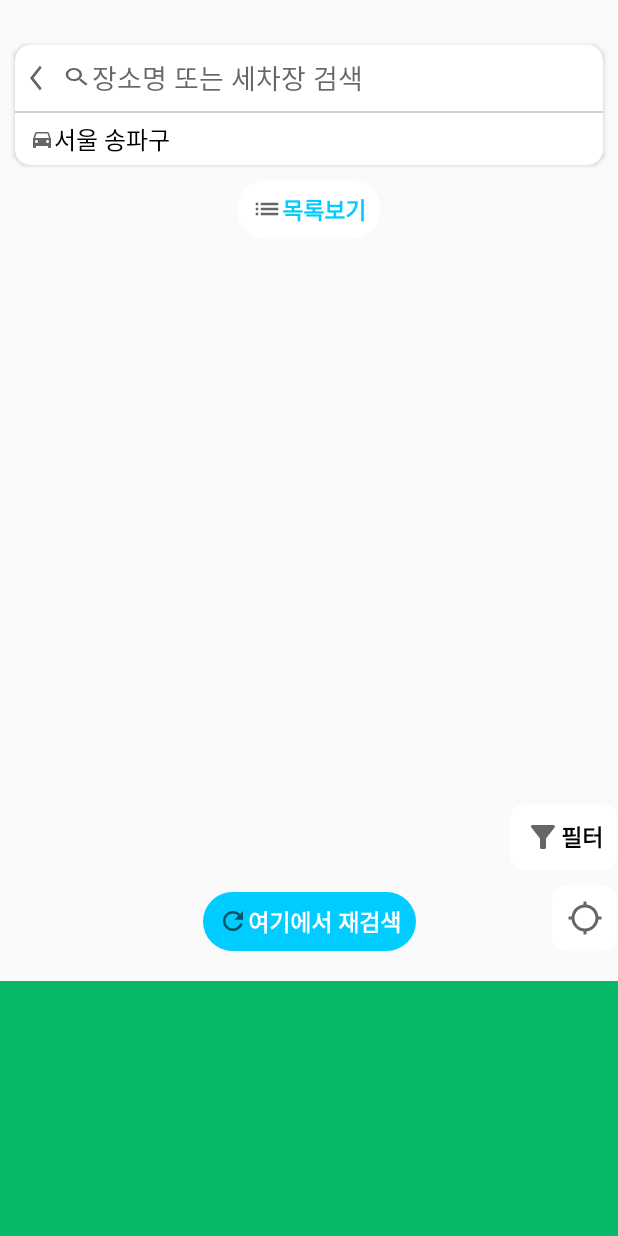
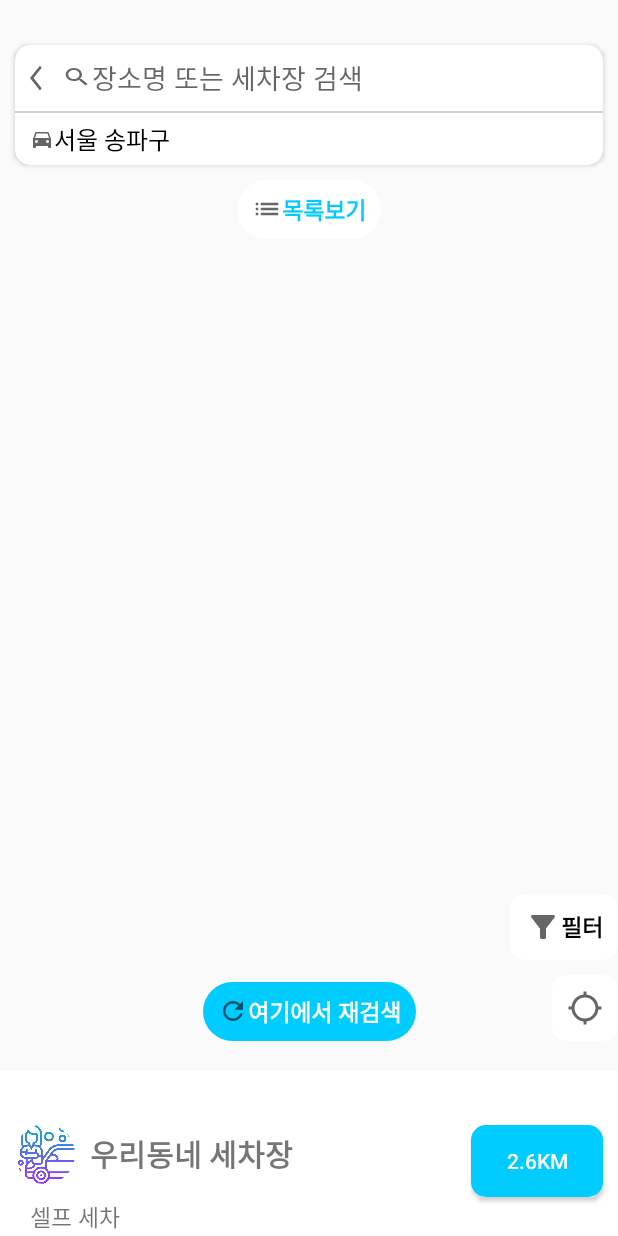
Before and after one commit to seachan94/today-car-wash-app, an Android app: the screen it shows after launch (MainActivity), on a phone screen of 412 x 824 dp. Run offline under Robolectric (Android 15) with nearby library versions, the phone set to English and light mode, and no system bars; our stand-ins replace CircleImageView, data binding; libraries missing offline, so code that uses them is left out: net.daum.mf; 2 statements that could not run were skipped.

Commit message:
NEN-18 feat : MAP UI 기본 개발

```diff
--- a/android/presentation/build.gradle
+++ b/android/presentation/build.gradle
@@ -28,4 +28,6 @@ dependencies {
     implementation(Google.MATERIAL)
     implementation(AndroidX.CONSTRAINT_LAYOUT)
     implementation files('libs/libDaumMapAndroid.jar')
+    implementation 'de.hdodenhof:circleimageview:3.1.0'
+
 }
--- a/android/presentation/src/main/java/com/nenne/presentation/map/MapFragment.kt
+++ b/android/presentation/src/main/java/com/nenne/presentation/map/MapFragment.kt
@@ -46,8 +46,8 @@ class MapFragment : BaseFragment<FragmentMapBinding>(R.layout.fragment_map) {
     }
 
     fun drawMapView() = with(binding){
-//        val mapView = MapView(requireActivity())
-//        kakaoMapView.addView(mapView)
+        val mapView = MapView(requireActivity())
+        kakaoMapView.addView(mapView)
     }
 
     companion object{
--- a/android/presentation/src/main/res/layout/fragment_map.xml
+++ b/android/presentation/src/main/res/layout/fragment_map.xml
@@ -27,10 +27,10 @@
                     android:id="@+id/linearSearch"
                     android:layout_width="match_parent"
                     android:layout_height="0dp"
+                    android:gravity="center_vertical"
                     app:layout_constraintTop_toTopOf="parent"
                     app:layout_constraintBottom_toTopOf="@id/cardLine"
-                    app:layout_constraintStart_toStartOf="parent"
-                    android:gravity="center_vertical">
+                    app:layout_constraintStart_toStartOf="parent">
 
                     <ImageView
                         android:id="@+id/backImg"
@@ -46,8 +46,8 @@
                         android:hint="@string/search_place_or_wash_area"
                         android:textAlignment="center"
                         android:textSize="18sp"
-                        app:drawableLeftCompat="@drawable/ic_baseline_search_24"
-                        android:layout_marginStart="5dp"/>
+                        android:layout_marginStart="5dp"
+                        app:drawableLeftCompat="@drawable/ic_baseline_search_24"/>
                 </LinearLayout>
 
                 <View
@@ -145,8 +145,60 @@
         <androidx.constraintlayout.widget.ConstraintLayout
             android:id="@+id/detailLayer"
             android:layout_width="match_parent"
-            android:layout_height="170dp"
-            app:layout_constraintBottom_toBottomOf="parent"
-            android:background="#08B869"/>
+            android:layout_height="110dp"
+            android:background="#ffffff"
+            app:layout_constraintBottom_toBottomOf="parent">
+
+            <de.hdodenhof.circleimageview.CircleImageView
+                android:id="@+id/shopImg"
+                android:layout_width="40dp"
+                android:layout_height="40dp"
+                android:src="@drawable/carwash"
+                android:layout_marginStart="10dp"
+                app:layout_constraintStart_toStartOf="parent"
+                app:layout_constraintTop_toTopOf="parent"
+                app:layout_constraintBottom_toBottomOf="parent"/>
+
+            <TextView
+                android:id="@+id/shopName"
+                android:layout_width="wrap_content"
+                android:layout_height="40dp"
+                android:textSize="20sp"
+                android:textStyle="bold"
+                android:text="우리동네 세차장"
+                android:gravity="center"
+                android:layout_marginStart="10dp"
+                app:layout_constraintTop_toTopOf="parent"
+                app:layout_constraintStart_toEndOf="@id/shopImg"
+                app:layout_constraintBottom_toBottomOf="parent"
+                tools:text="우리동네 세차장"/>
+
+            <TextView
+                android:id="@+id/shopType"
+                android:layout_width="wrap_content"
+                android:layout_height="wrap_content"
+                android:text="셀프 세차"
+                android:textSize="15sp"
+                android:layout_marginTop="10dp"
+                android:layout_marginStart="20dp"
+                tools:text="셀프세차"
+                app:layout_constraintTop_toBottomOf="@id/shopImg"
+                app:layout_constraintStart_toStartOf="parent"/>
+
+            <Button
+                android:layout_width="wrap_content"
+                android:layout_height="wrap_content"
+                android:background="@drawable/background_square_radius"
+                android:backgroundTint="#00CCFF"
+                android:layout_marginTop="10dp"
+                android:layout_marginEnd="10dp"
+                android:textColor="#ffffff"
+                android:text="2.6km"
+                app:layout_constraintEnd_toEndOf="parent"
+                app:layout_constraintTop_toTopOf="parent"
+                app:layout_constraintBottom_toBottomOf="parent"
+                tools:text="3.6KM" />
+
+        </androidx.constraintlayout.widget.ConstraintLayout>
     </androidx.constraintlayout.widget.ConstraintLayout>
 </layout>
```
Also changed, not shown: android/presentation/src/main/res/drawable/carwash.png (added).
